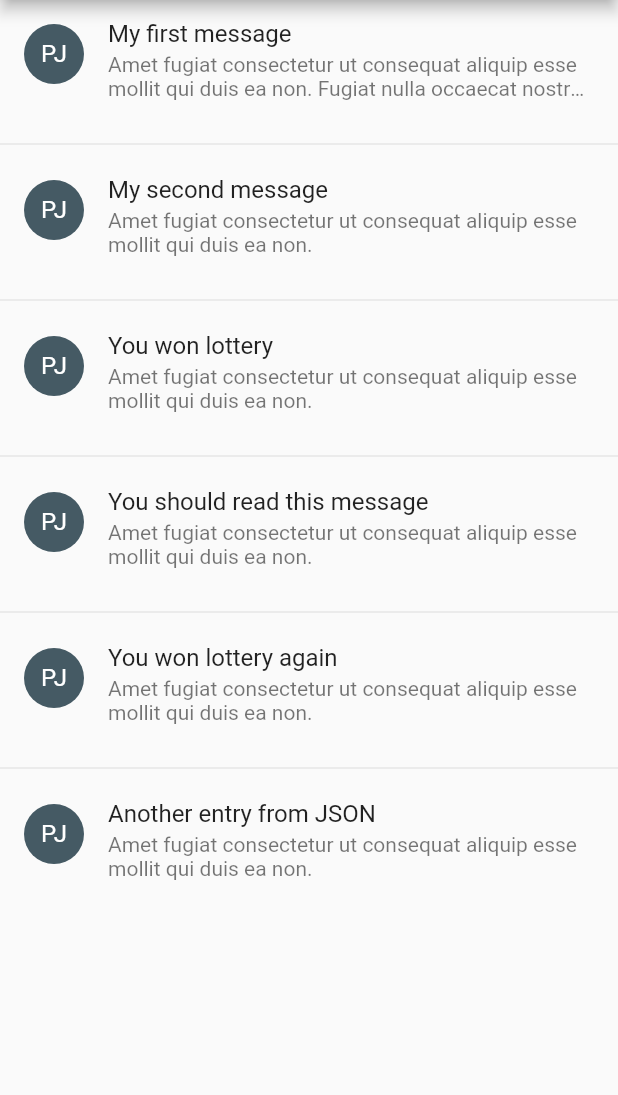
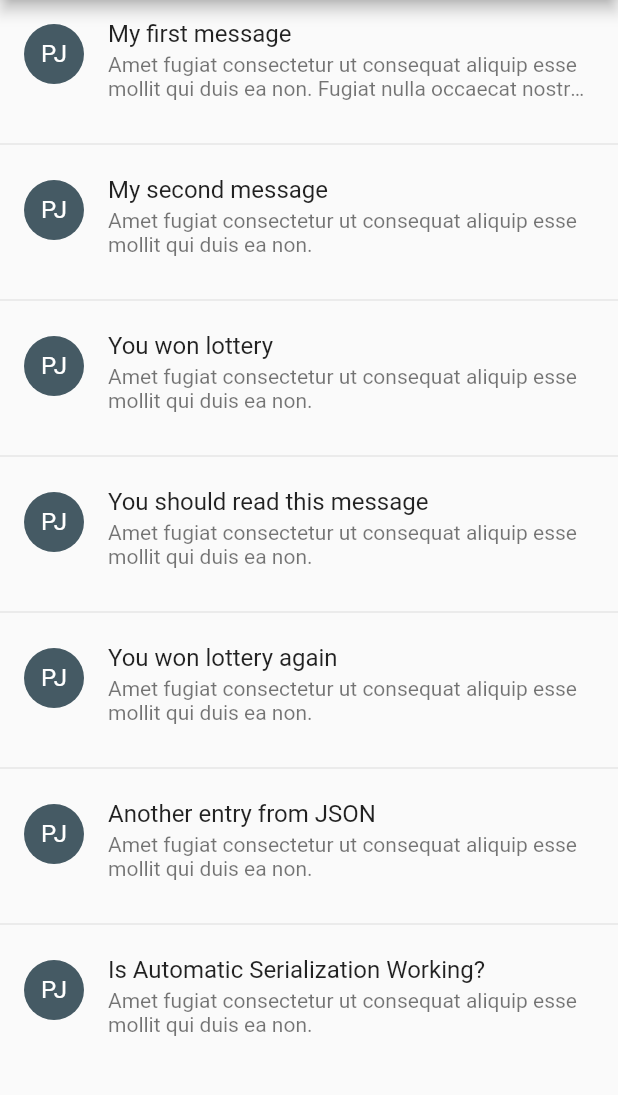
Before and after one commit to zaiste/flutter-in-practice-tutorial, a Flutter app: the screen it shows after launch, on a phone screen of 412 x 824 dp, the part 84-1179 px from its top. Run offline on Flutter 3.47's test engine with Material 2 defaults, Android fonts, the phone set to English and light mode, and no system bars; generated files the repository leaves out were written again.

Commit message:
E07: Automatic JSON Serialization

```diff
--- a/data/message.json
+++ b/data/message.json
@@ -22,5 +22,9 @@
   {
     "subject": "Another entry from JSON",
     "body": "Amet fugiat consectetur ut consequat aliquip esse mollit qui duis ea non."
+  },
+  {
+    "subject": "Is Automatic Serialization Working?",
+    "body": "Amet fugiat consectetur ut consequat aliquip esse mollit qui duis ea non."
   }
 ]
--- a/lib/Message.dart
+++ b/lib/Message.dart
@@ -1,10 +1,14 @@
+import 'package:json_annotation/json_annotation.dart';
+
+part 'Message.g.dart';
+
+@JsonSerializable()
 class Message {
   final String subject;
   final String body;
 
   Message(this.subject, this.body);
 
-  Message.fromJson(Map<String, dynamic> json)
-      : subject = json['subject'],
-        body = json['body'];
+  factory Message.fromJson(Map<String, dynamic> json) =>
+      _$MessageFromJson(json);
 }
--- a/pubspec.yaml
+++ b/pubspec.yaml
@@ -23,6 +23,8 @@ dependencies:
 dev_dependencies:
   flutter_test:
     sdk: flutter
+  build_runner:
+  json_serializable:
 
 
 # For information on the generic Dart part of this file, see the
```
Also changed, not shown: lib/Message.g.dart (added).
